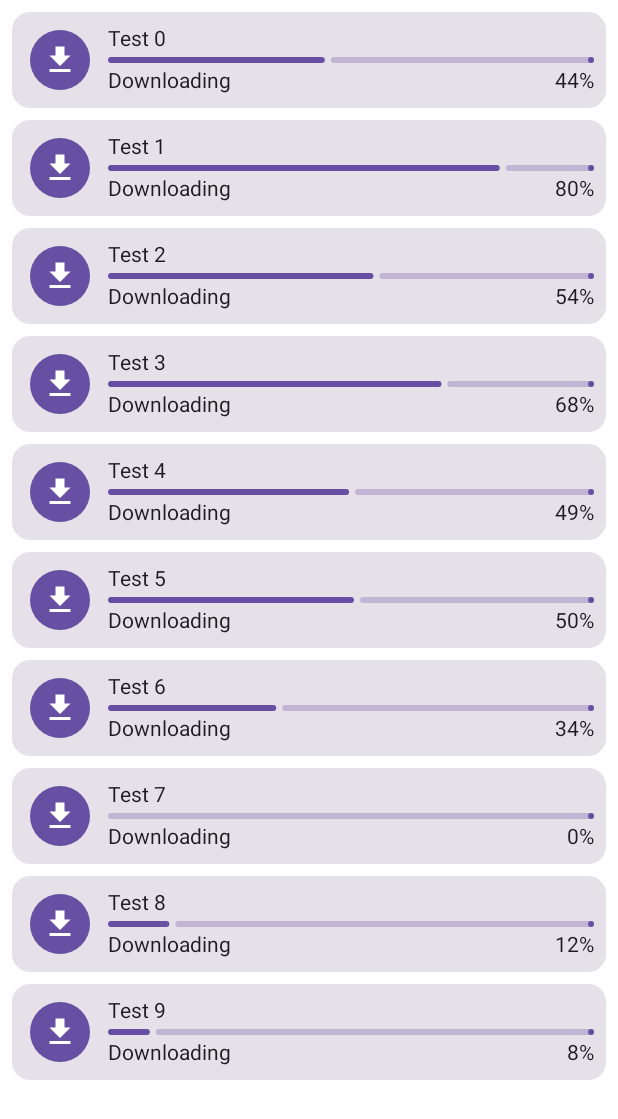
After one commit to luthfipun/CkDownloader-Android, an Android app built with Jetpack Compose: the @Preview function HomeScreen, on a phone screen of 412 x 824 dp. The commit adds this screen. Shown: the top 1119 px of the screen. Run offline under Robolectric (Android 15) with nearby library versions, the phone set to English and light mode, and no system bars; our stand-ins replace Room's generated code.

Commit message:
create sample home view

```diff
--- a/app/src/main/AndroidManifest.xml
+++ b/app/src/main/AndroidManifest.xml
@@ -17,7 +17,7 @@
         android:theme="@style/Theme.CkDownloader"
         tools:targetApi="31">
         <activity
-            android:name=".MainActivity"
+            android:name=".view.MainActivity"
             android:exported="true"
             android:label="@string/app_name"
             android:theme="@style/Theme.CkDownloader">
--- a/app/src/main/java/github/luthfipun/ckdownloader/MainActivity.kt
+++ b/app/src/main/java/github/luthfipun/ckdownloader/view/MainActivity.kt
@@ -1,4 +1,4 @@
-package github.luthfipun.ckdownloader
+package github.luthfipun.ckdownloader.view
 
 import android.os.Bundle
 import androidx.activity.ComponentActivity
--- /dev/null
+++ b/app/src/main/java/github/luthfipun/ckdownloader/view/screen/HomeScreen.kt
@@ -0,0 +1,112 @@
+package github.luthfipun.ckdownloader.view.screen
+
+import androidx.compose.foundation.layout.Arrangement
+import androidx.compose.foundation.layout.Column
+import androidx.compose.foundation.layout.PaddingValues
+import androidx.compose.foundation.layout.Row
+import androidx.compose.foundation.layout.fillMaxSize
+import androidx.compose.foundation.layout.fillMaxWidth
+import androidx.compose.foundation.layout.padding
+import androidx.compose.foundation.lazy.LazyColumn
+import androidx.compose.foundation.lazy.rememberLazyListState
+import androidx.compose.material3.Card
+import androidx.compose.material3.FilledIconButton
+import androidx.compose.material3.Icon
+import androidx.compose.material3.LinearProgressIndicator
+import androidx.compose.material3.ProgressIndicatorDefaults
+import androidx.compose.material3.Text
+import androidx.compose.runtime.Composable
+import androidx.compose.ui.Alignment
+import androidx.compose.ui.Modifier
+import androidx.compose.ui.res.painterResource
+import androidx.compose.ui.tooling.preview.Preview
+import androidx.compose.ui.unit.dp
+import github.luthfipun.ck_downloader_core.db.entity.CkDownloadEntity
+import github.luthfipun.ck_downloader_core.util.CkDownloadState
+import github.luthfipun.ckdownloader.R
+import kotlin.random.Random
+
+@Preview
+@Composable
+fun HomeScreen() {
+	LazyColumn(
+		modifier = Modifier.fillMaxSize(),
+		state = rememberLazyListState(),
+		horizontalAlignment = Alignment.CenterHorizontally,
+		verticalArrangement = Arrangement.spacedBy(8.dp),
+		contentPadding = PaddingValues(8.dp)
+	) {
+		items(count = 10) {
+			DownloadItemView(
+				entity = CkDownloadEntity(
+					it.toLong(),
+					"Test $it",
+					"",
+					"",
+					123L,
+					Random.nextInt(0, 100),
+					CkDownloadState.STATE_DOWNLOADING.name
+				)
+			)
+		}
+	}
+}
+
+@Composable
+fun DownloadItemView(
+	entity: CkDownloadEntity
+) {
+	Card(modifier = Modifier.fillMaxWidth()) {
+		Row(
+			modifier = Modifier
+				.fillMaxWidth()
+				.padding(8.dp),
+			verticalAlignment = Alignment.CenterVertically,
+			horizontalArrangement = Arrangement.spacedBy(8.dp)
+		) {
+			FilledIconButton(onClick = { }) {
+				Icon(
+					painter = painterResource(
+						id = when (CkDownloadState.valueOf(entity.state)) {
+							CkDownloadState.STATE_DOWNLOADING -> R.drawable.baseline_download_24
+							CkDownloadState.STATE_ERROR -> R.drawable.baseline_file_download_off_24
+							CkDownloadState.STATE_DONE -> R.drawable.baseline_file_download_done_24
+						}
+					),
+					contentDescription = null
+				)
+			}
+			Column(
+				modifier = Modifier
+					.fillMaxWidth()
+					.weight(1f, false),
+				verticalArrangement = Arrangement.spacedBy(4.dp)
+			) {
+				Text(text = entity.uniqueId)
+				if (CkDownloadState.valueOf(entity.state) == CkDownloadState.STATE_DOWNLOADING) {
+					LinearProgressIndicator(
+						progress = entity.progress.toFloat().div(100f),
+						modifier = Modifier.fillMaxWidth(),
+						trackColor = ProgressIndicatorDefaults.linearColor.copy(0.3f)
+					)
+				}
+				Row(
+					modifier = Modifier.fillMaxWidth(),
+					verticalAlignment = Alignment.CenterVertically,
+					horizontalArrangement = Arrangement.SpaceBetween
+				) {
+					Text(
+						text = when (CkDownloadState.valueOf(entity.state)) {
+							CkDownloadState.STATE_DOWNLOADING -> "Downloading"
+							CkDownloadState.STATE_ERROR -> "Download Failed"
+							CkDownloadState.STATE_DONE -> "Completed"
+						}
+					)
+					if (CkDownloadState.valueOf(entity.state) == CkDownloadState.STATE_DOWNLOADING) {
+						Text(text = "${entity.progress}%")
+					}
+				}
+			}
+		}
+	}
+}
--- /dev/null
+++ b/app/src/main/java/github/luthfipun/ckdownloader/view/screen/PlayerScreen.kt
@@ -0,0 +1,8 @@
+package github.luthfipun.ckdownloader.view.screen
+
+import androidx.compose.runtime.Composable
+
+@Composable
+fun PlayerScreen() {
+
+}
--- /dev/null
+++ b/app/src/main/res/drawable/baseline_download_24.xml
@@ -0,0 +1,5 @@
+<vector android:height="24dp" android:tint="#000000"
+    android:viewportHeight="24" android:viewportWidth="24"
+    android:width="24dp" xmlns:android="http://schemas.android.com/apk/res/android">
+    <path android:fillColor="@android:color/white" android:pathData="M5,20h14v-2H5V20zM19,9h-4V3H9v6H5l7,7L19,9z"/>
+</vector>
--- /dev/null
+++ b/app/src/main/res/drawable/baseline_file_download_done_24.xml
@@ -0,0 +1,5 @@
+<vector android:height="24dp" android:tint="#000000"
+    android:viewportHeight="24" android:viewportWidth="24"
+    android:width="24dp" xmlns:android="http://schemas.android.com/apk/res/android">
+    <path android:fillColor="@android:color/white" android:pathData="M5,18h14v2L5,20v-2zM9.6,15.3L5,10.7l2,-1.9 2.6,2.6L17,4l2,2 -9.4,9.3z"/>
+</vector>
--- /dev/null
+++ b/app/src/main/res/drawable/baseline_file_download_off_24.xml
@@ -0,0 +1,5 @@
+<vector android:height="24dp" android:tint="#000000"
+    android:viewportHeight="24" android:viewportWidth="24"
+    android:width="24dp" xmlns:android="http://schemas.android.com/apk/res/android">
+    <path android:fillColor="@android:color/white" android:pathData="M9,6.17V3h6v6h4l-3.59,3.59L9,6.17zM21.19,21.19L2.81,2.81L1.39,4.22L6.17,9H5l7,7l0.59,-0.59L15.17,18H5v2h12.17l2.61,2.61L21.19,21.19z"/>
+</vector>
```
